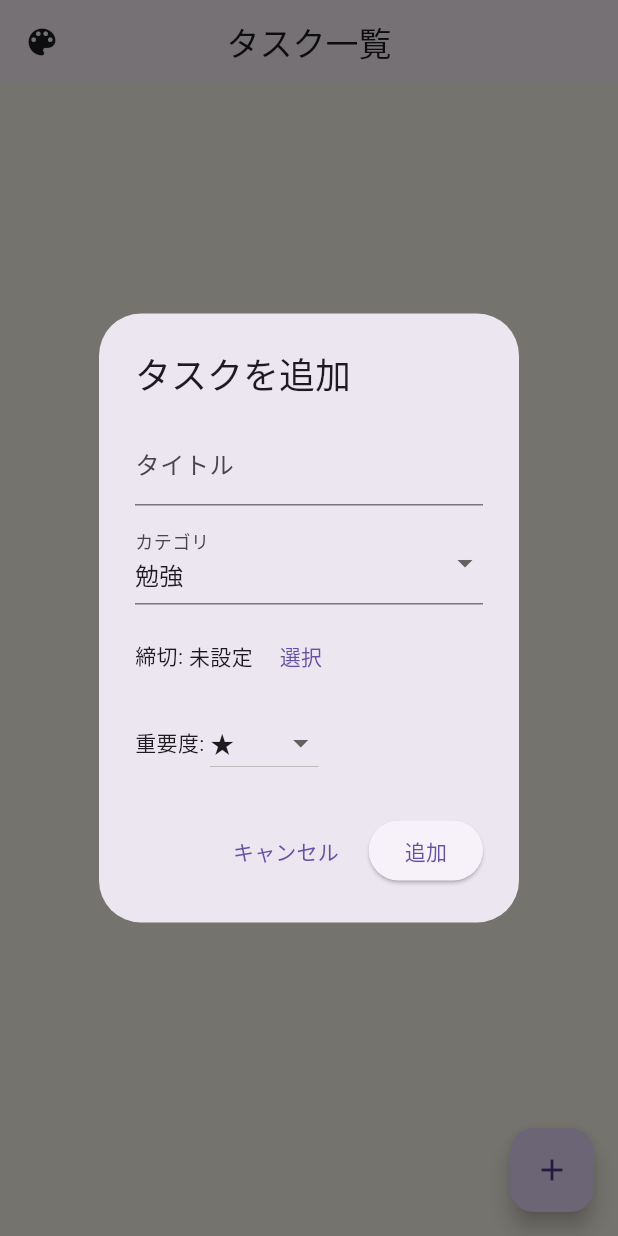
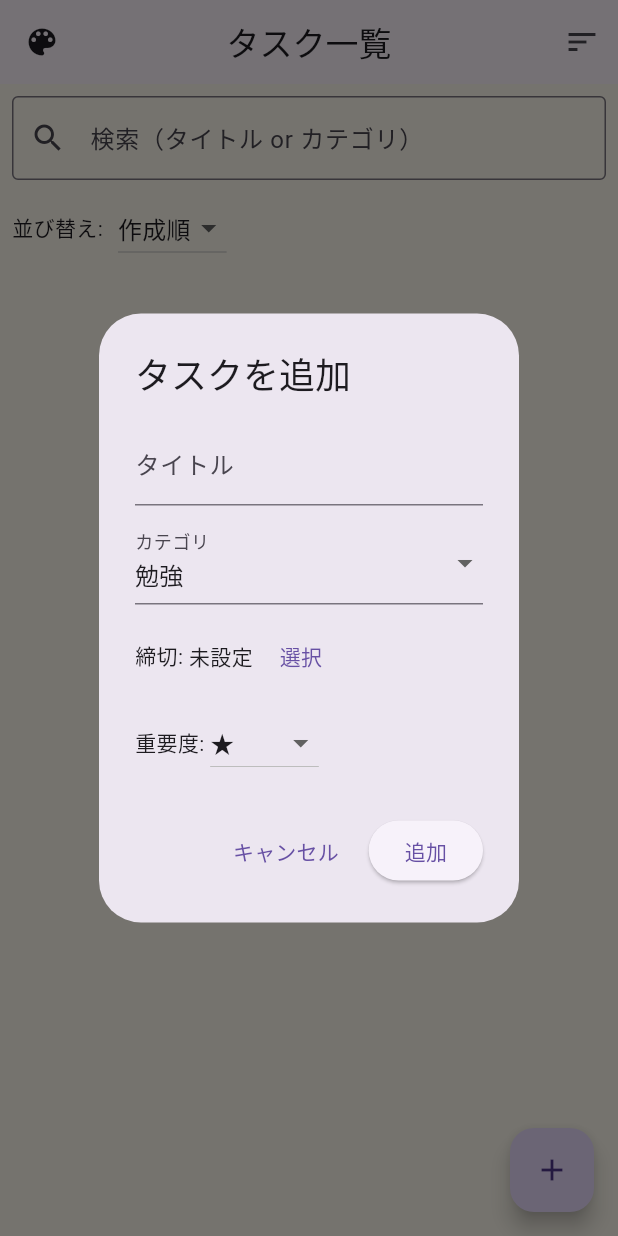
Before and after one commit to ito1220/todo_2507, a Flutter app: the screen it shows after launch, after a tap on the "add" icon, on a phone screen of 412 x 824 dp. Run offline on Flutter 3.47's test engine with Material 3 defaults, Android fonts, the phone set to English and light mode, and no system bars; our stand-ins replace shared_preferences.

Commit message:
更新_251005

```diff
--- a/lib/providers/todo_provider.dart
+++ b/lib/providers/todo_provider.dart
@@ -5,14 +5,66 @@ import 'package:flutter/material.dart';
 import 'package:shared_preferences/shared_preferences.dart';
 import '../models/todo.dart';
 
+// 並び替え方法を定義
+enum SortOption {
+  byCreated,
+  byImportance,
+  byDeadline,
+}
+
 //UI にデータ変更を通知
 class TodoProvider extends ChangeNotifier {
   List<Todo> _todos = [];
 
+  SortOption _sortOption = SortOption.byCreated; // 🔸 並び替えの初期状態
+  String _searchKeyword = ''; // 🔍 検索キーワード
+
   List<Todo> get todos => _todos;
+  SortOption get sortOption => _sortOption;
+  String get searchKeyword => _searchKeyword;
+
+  List<Todo> get filteredTodos {
+    List<Todo> filtered = [..._todos];
+
+    if (_searchKeyword.isNotEmpty) {
+      filtered = filtered.where((todo) =>
+        todo.title.contains(_searchKeyword) ||
+        todo.category.contains(_searchKeyword)
+      ).toList();
+    }
+
+    switch (_sortOption) {
+      case SortOption.byImportance:
+        filtered.sort((a, b) => b.importance.compareTo(a.importance));
+        break;
+      case SortOption.byDeadline:
+        filtered.sort((a, b) {
+          if (a.deadline == null) return 1;
+          if (b.deadline == null) return -1;
+          return a.deadline!.compareTo(b.deadline!);
+        });
+        break;
+      case SortOption.byCreated:
+        break;
+    }
+
+    return filtered;
+  }
+
+  void updateSortOption(SortOption option) {
+    _sortOption = option;
+    _saveSortOption(); //保存処理
+    notifyListeners();
+  }
+
+  void updateSearchKeyword(String keyword) {
+    _searchKeyword = keyword;
+    notifyListeners();
+  }
 
   TodoProvider() {
     _loadTodos(); // ローカルに保存されたタスクデータを読み込み
+    _loadSortOption();
   }
 
   void addTodo(Todo todo) {
@@ -96,10 +148,16 @@ class TodoProvider extends ChangeNotifier {
     notifyListeners();
   }
 
- //タスク完了率の計算
-  double get completionRate {
-    if (_todos.isEmpty) return 0.0;
-    final completedCount = _todos.where((todo) => todo.isDone).length;
-    return completedCount / _todos.length;
+  Future<void> _saveSortOption() async {
+    final prefs = await SharedPreferences.getInstance();
+    prefs.setInt('sortOption', _sortOption.index); // enum を int で保存
+  }
+
+  Future<void> _loadSortOption() async {
+    final prefs = await SharedPreferences.getInstance();
+    final index = prefs.getInt('sortOption');
+    if (index != null && index >= 0 && index < SortOption.values.length) {
+      _sortOption = SortOption.values[index];
   }
 }
+}
--- a/lib/screens/home_screen.dart
+++ b/lib/screens/home_screen.dart
@@ -290,7 +290,7 @@ class _HomeScreenState extends State<HomeScreen> {
   Widget build(BuildContext context) {
   final todoProvider = Provider.of<TodoProvider>(context);
   final themeProvider = Provider.of<ThemeProvider>(context); // ← 追加
-  final todos = todoProvider.todos;
+  final todos = todoProvider.filteredTodos;
 
   return Scaffold(
     backgroundColor: themeProvider.backgroundColor, // ← 背景色を反映
@@ -329,9 +329,81 @@ class _HomeScreenState extends State<HomeScreen> {
           ),
         ],
       ),
+      actions: [
+        PopupMenuButton<SortOption>(
+          icon: const Icon(Icons.sort), // 並び替えアイコン
+          onSelected: (option) {
+            Provider.of<TodoProvider>(context, listen: false)
+                .updateSortOption(option);
+          },
+          itemBuilder: (context) => const [
+            PopupMenuItem(
+              value: SortOption.byCreated,
+              child: Text('作成順'),
+            ),
+            PopupMenuItem(
+              value: SortOption.byImportance,
+              child: Text('重要度'),
+            ),
+            PopupMenuItem(
+              value: SortOption.byDeadline,
+              child: Text('締切日'),
+            ),
+          ],
+        ),
+      ],
     ),
     body: Column(
       children: [
+        Padding(
+          padding: const EdgeInsets.all(8.0),
+          child: TextField(
+            decoration: const InputDecoration(
+              labelText: '検索（タイトル or カテゴリ）',
+              border: OutlineInputBorder(),
+              prefixIcon: Icon(Icons.search),
+            ),
+            onChanged: (value) {
+              Provider.of<TodoProvider>(context, listen: false)
+                  .updateSearchKeyword(value);
+            },
+          ),
+        ),
+
+        // 🔽 並び替えメニュー ←★ここに入れる！
+    Padding(
+      padding: const EdgeInsets.symmetric(horizontal: 8.0),
+      child: Row(
+        children: [
+          const Text('並び替え:'),
+          const SizedBox(width: 10),
+          DropdownButton<SortOption>(
+            value: todoProvider.sortOption,
+            onChanged: (SortOption? newValue) {
+              if (newValue != null) {
+                Provider.of<TodoProvider>(context, listen: false)
+                    .updateSortOption(newValue);
+              }
+            },
+            items: const [
+              DropdownMenuItem(
+                value: SortOption.byCreated,
+                child: Text('作成順'),
+              ),
+              DropdownMenuItem(
+                value: SortOption.byImportance,
+                child: Text('重要度'),
+              ),
+              DropdownMenuItem(
+                value: SortOption.byDeadline,
+                child: Text('締切日'),
+              ),
+            ],
+          ),
+        ],
+      ),
+    ),
+
         Expanded(
           child: ListView.builder(
             itemCount: todos.length,
```
